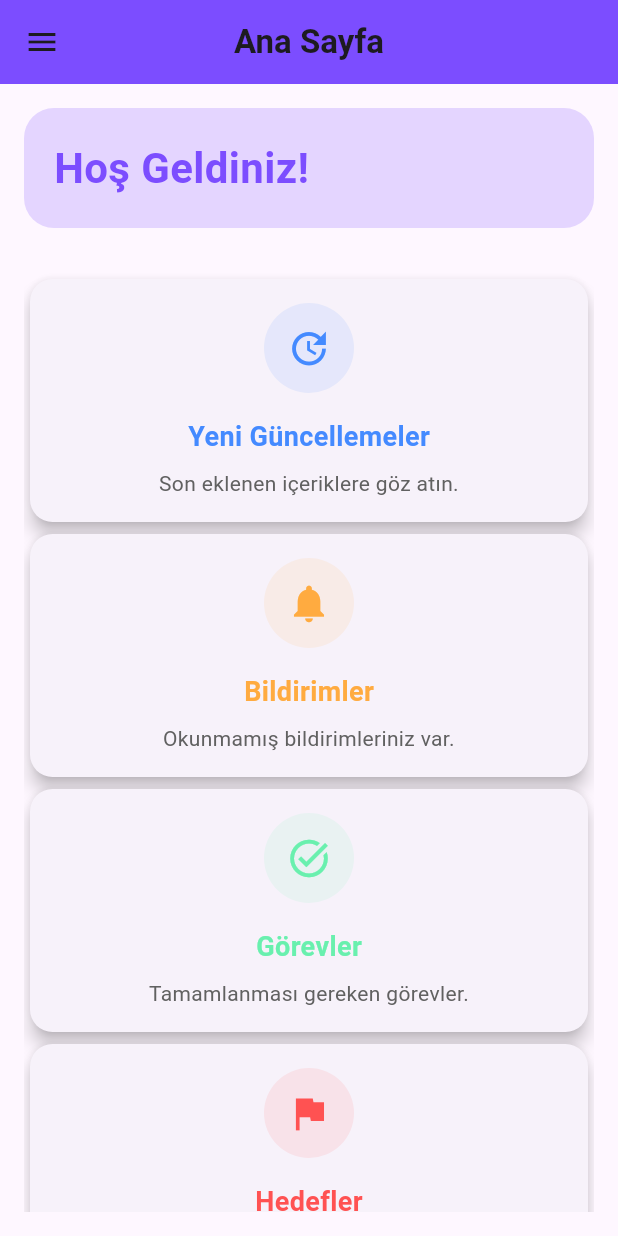
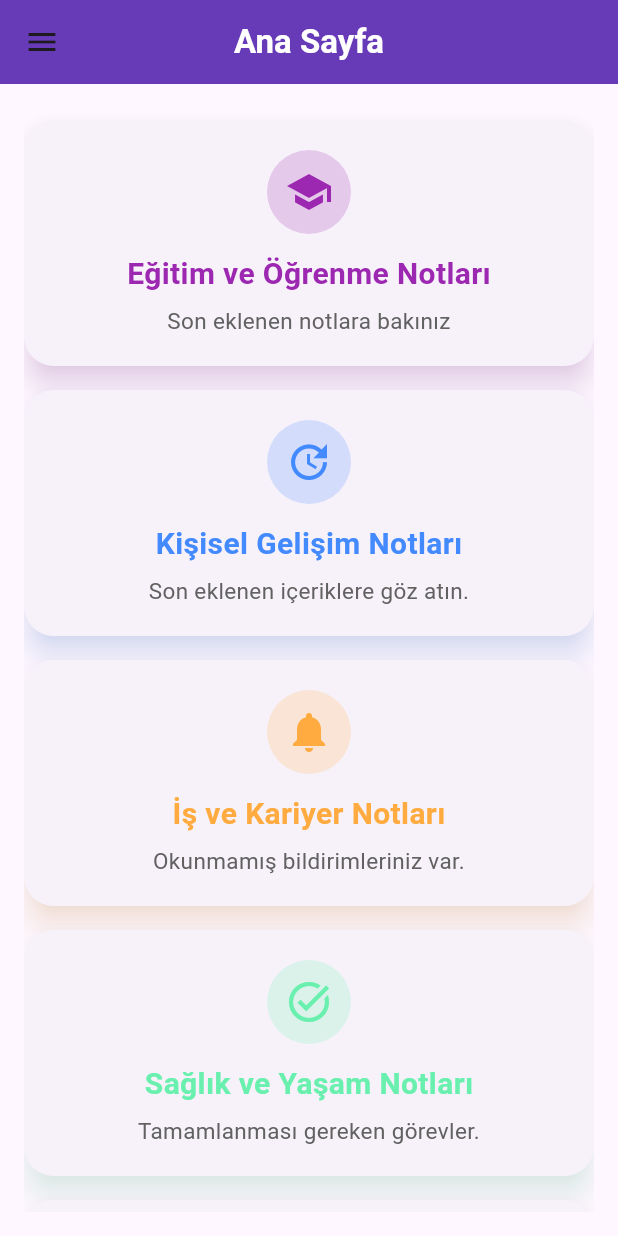
Before and after one commit to 1bilgisiz/Note-App, a Flutter app: the Homepage screen opened directly, on a phone screen of 412 x 824 dp. Run offline on Flutter 3.47's test engine with Material 3 defaults, Android fonts, the phone set to English and light mode, and no system bars.

Commit message:
home page updated and note page created

```diff
--- a/lib/DrawerMenu.dart
+++ b/lib/DrawerMenu.dart
@@ -47,7 +47,9 @@ class DrawermenuPage extends StatelessWidget {
               Navigator.push(
                 context,
                 MaterialPageRoute(
-                  builder: (context) => const MessagePage(),
+                  builder: (context) => const Messagepage(
+
+                  ),
                 ),
               );
             },
--- a/lib/HomePage.dart
+++ b/lib/HomePage.dart
@@ -1,5 +1,6 @@
 import 'package:flutter/material.dart';
 import 'package:hash_code_app/DrawerMenu.dart';
+import 'package:hash_code_app/MessagePage.dart';
 
 class Homepage extends StatelessWidget {
   const Homepage({super.key});
@@ -10,10 +11,10 @@ class Homepage extends StatelessWidget {
       appBar: AppBar(
         title: const Text(
           "Ana Sayfa",
-          style: TextStyle(fontWeight: FontWeight.bold),
+          style: TextStyle(fontWeight: FontWeight.bold, color: Colors.white),
         ),
         centerTitle: true,
-        backgroundColor: Colors.deepPurpleAccent,
+        backgroundColor: Colors.deepPurple,
       ),
       drawer: const DrawermenuPage(),
       body: Padding(
@@ -21,49 +22,53 @@ class Homepage extends StatelessWidget {
         child: Column(
           crossAxisAlignment: CrossAxisAlignment.start,
           children: [
-            Container(
-              width: double.infinity,
-              padding: const EdgeInsets.all(20.0),
-              decoration: BoxDecoration(
-                color: Colors.deepPurpleAccent.withOpacity(0.2),
-                borderRadius: BorderRadius.circular(20),
-              ),
-              child: const Text(
-                "Hoş Geldiniz!",
-                style: TextStyle(
-                  fontSize: 28,
-                  fontWeight: FontWeight.bold,
-                  color: Colors.deepPurpleAccent,
-                ),
-              ),
-            ),
-            const SizedBox(height: 30),
             Expanded(
               child: ListView(
                 children: [
                   _buildInfoCard(
-                    title: "Yeni Güncellemeler",
+                    context: context,
+                    title: "Eğitim ve Öğrenme Notları",
+                    content: "Son eklenen notlara bakınız",
+                    icon: Icons.school,
+                    color: Colors.purple,
+                    detailContent:
+                        "Burada eğitim ve öğrenme ile ilgili detaylı notlar var.",
+                  ),
+                  _buildInfoCard(
+                    context: context,
+                    title: "Kişisel Gelişim Notları",
                     content: "Son eklenen içeriklere göz atın.",
                     icon: Icons.update,
                     color: Colors.blueAccent,
+                    detailContent:
+                        "Burada kişisel gelişim ile ilgili detaylı notlar var.",
                   ),
                   _buildInfoCard(
-                    title: "Bildirimler",
+                    context: context,
+                    title: "İş ve Kariyer Notları",
                     content: "Okunmamış bildirimleriniz var.",
                     icon: Icons.notifications,
                     color: Colors.orangeAccent,
+                    detailContent:
+                        "Burada iş ve kariyer ile ilgili detaylı notlar var.",
                   ),
                   _buildInfoCard(
-                    title: "Görevler",
+                    context: context,
+                    title: "Sağlık ve Yaşam Notları",
                     content: "Tamamlanması gereken görevler.",
                     icon: Icons.task_alt,
                     color: Colors.greenAccent,
+                    detailContent:
+                        "Burada sağlık ve yaşam ile ilgili detaylı notlar var.",
                   ),
                   _buildInfoCard(
-                    title: "Hedefler",
+                    context: context,
+                    title: "Sosyal Hayat Notları",
                     content: "Kısa vadeli hedeflerinize ulaşın.",
                     icon: Icons.flag,
                     color: Colors.redAccent,
+                    detailContent:
+                        "Burada sosyal hayat ile ilgili detaylı notlar var.",
                   ),
                 ],
               ),
@@ -74,45 +79,60 @@ class Homepage extends StatelessWidget {
     );
   }
 
-  Widget _buildInfoCard(
-      {required String title,
+  Widget _buildInfoCard({
+    required BuildContext context,
+    required String title,
     required String content,
     required IconData icon,
-      required Color color}) {
+    required Color color,
+    required String detailContent,
+  }) {
     return Card(
-      shape: RoundedRectangleBorder(borderRadius: BorderRadius.circular(15)),
-      elevation: 5,
+      shape: RoundedRectangleBorder(borderRadius: BorderRadius.circular(20)),
+      margin: const EdgeInsets.symmetric(vertical: 8),
+      elevation: 8,
+      shadowColor: color.withOpacity(0.3),
+      child: InkWell(
+        onTap: () {
+          Navigator.push(
+            context,
+            MaterialPageRoute(
+              builder: (context) => const Messagepage(),
+            ),
+          );
+        },
         child: Padding(
-        padding: const EdgeInsets.all(16.0),
+          padding: const EdgeInsets.all(20.0),
           child: Column(
-          mainAxisAlignment: MainAxisAlignment.center,
+            crossAxisAlignment: CrossAxisAlignment.center,
             children: [
               CircleAvatar(
-              radius: 30,
-              backgroundColor: color.withOpacity(0.1),
-              child: Icon(icon, size: 30, color: color),
+                radius: 28,
+                backgroundColor: color.withOpacity(0.2),
+                child: Icon(icon, size: 32, color: color),
               ),
-            const SizedBox(height: 16),
+              const SizedBox(height: 12),
               Text(
                 title,
                 style: TextStyle(
-                fontSize: 18,
+                  fontSize: 20,
                   fontWeight: FontWeight.bold,
                   color: color,
                 ),
               ),
-            const SizedBox(height: 8),
+              const SizedBox(height: 6),
               Text(
                 content,
                 textAlign: TextAlign.center,
                 style: TextStyle(
-                fontSize: 14,
+                  fontSize: 15,
                   color: Colors.grey[700],
                 ),
               ),
             ],
           ),
         ),
+      ),
     );
   }
 }
--- a/lib/ProfilePage.dart
+++ b/lib/ProfilePage.dart
@@ -9,7 +9,7 @@ class Profilepage extends StatelessWidget {
       appBar: AppBar(
         title: const Text('Profil Sayfası'),
         centerTitle: true,
-        backgroundColor: Colors.deepPurpleAccent,
+        backgroundColor: Colors.deepPurple ,
       ),
       body: Padding(
         padding: const EdgeInsets.all(16.0),
--- a/lib/Settings.dart
+++ b/lib/Settings.dart
@@ -16,7 +16,7 @@ class _SettingsPageState extends State<SettingsPage> {
   Widget build(BuildContext context) {
     return Scaffold(
       appBar: AppBar(
-        backgroundColor: Colors.deepPurpleAccent,
+        backgroundColor: Colors.deepPurple,
         title: const Text(
           'Ayarlar',
           style: TextStyle(fontWeight: FontWeight.bold),
```
Also changed, not shown: lib/LogInPage.dart (+32 -18 lines), lib/Members.dart (+56 -31 lines), lib/MessagePage.dart (+39 -65 lines). Lines whose indentation alone changed are shown as unchanged.
